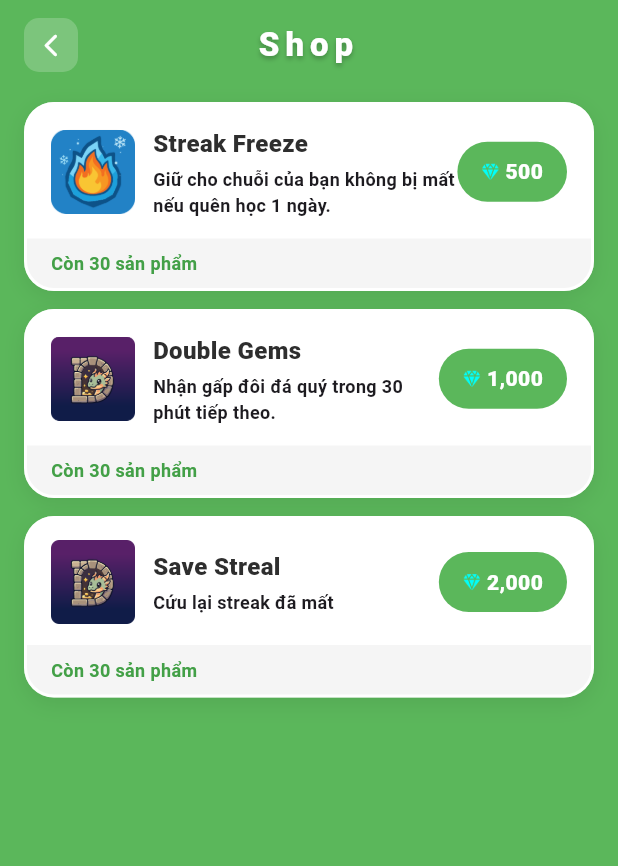
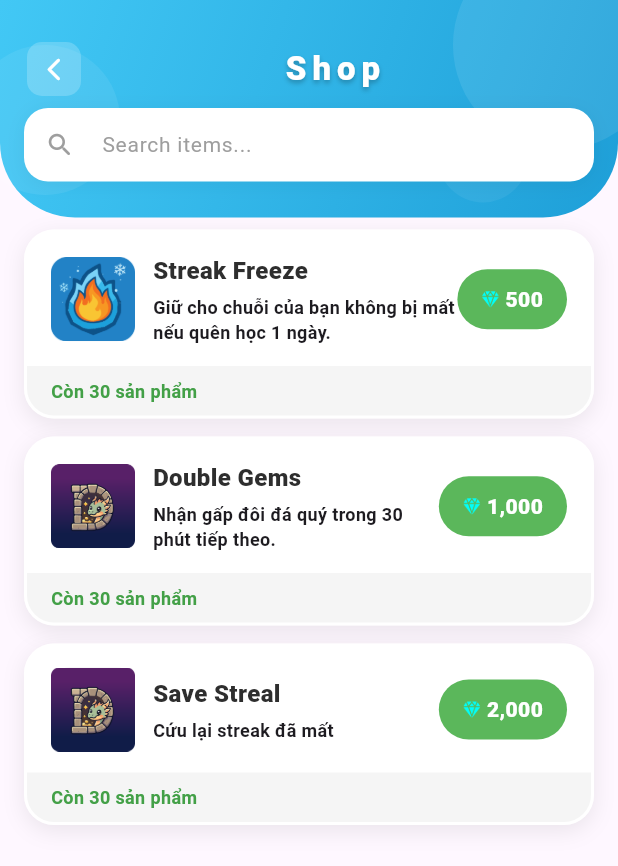
Before and after one commit to ScrotJame/App_1, a Flutter app: the ShopPage screen opened directly, on a phone screen of 412 x 824 dp. Shown: the top 866 px of the screen. Run offline on Flutter 3.47's test engine with Material 3 defaults, Android fonts, the phone set to English and light mode, and no system bars; our stand-ins replace bloc, cloud_firestore, drift, equatable, file_picker, firebase_auth and 11 more; missing offline and left inert: encrypt, file_saver, google_mlkit_text_recognition; accounts and stored records are empty; generated files the repository leaves out were written again.

Commit message:
fix shop

```diff
--- a/lib/page/shop/shop_cubit.dart
+++ b/lib/page/shop/shop_cubit.dart
@@ -3,6 +3,7 @@ import 'package:bloc/bloc.dart';
 import 'package:equatable/equatable.dart';
 import '../../models/items_entity.dart';
 import '../../repository/shop_repository.dart';
+import '../user/inventory/inventory_cubit.dart';
 
 part 'shop_state.dart';
 
@@ -58,6 +59,13 @@ class ShopCubit extends Cubit<ShopState> {
     }
   }
 
+  void onSearchChanged(String query) {
+    emit(state.copyWith(searchQuery: query));
+  }
+
+  void clearSearch() {
+    emit(state.copyWith(searchQuery: ''));
+  }
   void reset() => emit(state.copyWith(
     status: ShopStatus.initial,
     purchasedItemId: null,
--- a/lib/page/shop/shop_page.dart
+++ b/lib/page/shop/shop_page.dart
@@ -1,5 +1,6 @@
 import 'package:flutter/material.dart';
 import 'package:flutter_bloc/flutter_bloc.dart';
+import 'package:google_fonts/google_fonts.dart';
 import 'package:test_abc/commons/app_images.dart';
 import 'package:test_abc/generated/l10n.dart';
 import 'package:test_abc/helper/format_helper.dart';
@@ -7,8 +8,15 @@ import 'package:test_abc/ultis/extension/label_extension.dart';
 import '../../extentions/icon_extension.dart';
 import '../../models/items_entity.dart';
 import '../../repository/shop_repository.dart';
+import '../widgets/app_gradient_header.dart';
 import 'shop_cubit.dart';
 
+const _kBg = Color(0xFFF2F3F7);
+const _kCard = Colors.white;
+const _kGemColor = Color(0xFFFFB300);
+const _kAccent = Color(0xFF42C8F5);
+const _kDark = Color(0xFF1A1A2E);
+const _kGrey = Color(0xFF9E9E9E);
 
 class ShopPage extends StatefulWidget {
   const ShopPage({super.key});
@@ -19,23 +27,26 @@ class ShopPage extends StatefulWidget {
 
 class _ShopPageState extends State<ShopPage> {
   late ShopCubit _cubit;
+  late final TextEditingController _searchCtrl;
 
   @override
   void initState() {
     super.initState();
     _cubit = ShopCubit(context.read<ShopRepository>());
+    _searchCtrl = TextEditingController();
   }
 
   @override
   void dispose() {
     _cubit.close();
+    _searchCtrl.dispose();
     super.dispose();
   }
 
   // ── Handlers ─────────────────────────────────────────────────
 
   void _handleSuccess(String? itemId) {
-    final item = _cubit.state.items.firstWhere(
+    final item = _cubit.state.filteredItems.firstWhere(
           (e) => e.id == itemId,
       orElse: () => ItemsEntity(name: itemId),
     );
@@ -67,7 +78,6 @@ class _ShopPageState extends State<ShopPage> {
     return BlocProvider.value(
       value: _cubit,
       child: Scaffold(
-        backgroundColor: const Color(0xFF5BB75B),
         body: BlocListener<ShopCubit, ShopState>(
           listener: (context, state) {
             if (state.status == ShopStatus.success) {
@@ -76,7 +86,6 @@ class _ShopPageState extends State<ShopPage> {
               _handleError(state.errorMessage);
             }
           },
-          child: SafeArea(
           child: Column(
             children: [
               _buildHeader(),
@@ -85,16 +94,22 @@ class _ShopPageState extends State<ShopPage> {
           ),
         ),
       ),
-      ),
     );
   }
 
   Widget _buildHeader() {
-    return Container(
-      padding: const EdgeInsets.symmetric(horizontal: 16, vertical: 12),
-      child: Row(
+    return AppGradientHeader(
+      height: 145,
+      child: Padding(
+        padding: const EdgeInsets.only(top: 28),
+        child: Column(
           children: [
-          _buildBackButton(),
+            Row(
+              children: [
+                Padding(
+                  padding: const EdgeInsets.symmetric(horizontal: 18),
+                  child: _buildBackButton(),
+                ),
                 Expanded(
                   child: Text(
                     S.of(context).shop.capitalizeWords(),
@@ -112,6 +127,60 @@ class _ShopPageState extends State<ShopPage> {
                 ),
                 const SizedBox(width: 36),
               ],
+            ),
+            const SizedBox(height: 8),
+            _buildSearchBar(),
+          ],
+        ),
+      ),
+    );
+  }
+
+  Widget _buildSearchBar() {
+    return Padding(
+      padding: const EdgeInsets.symmetric(horizontal: 16),
+      child: Container(
+        decoration: BoxDecoration(
+          color: Colors.white,
+          borderRadius: BorderRadius.circular(16),
+          boxShadow: [
+            BoxShadow(
+              color: Colors.black.withOpacity(0.05),
+              blurRadius: 10,
+              offset: const Offset(0, 2),
+            ),
+          ],
+        ),
+        child: TextField(
+          controller: _searchCtrl,
+          onChanged: _cubit.onSearchChanged,
+          style: GoogleFonts.balooBhai2(
+              fontSize: 14, color: _kDark),
+          decoration: InputDecoration(
+            hintText: 'Search items...',
+            hintStyle: GoogleFonts.balooBhai2(
+                fontSize: 14, color: _kGrey),
+            prefixIcon:
+            const Icon(Icons.search_rounded, color: _kGrey, size: 20),
+            suffixIcon: ListenableBuilder(
+              listenable: _searchCtrl,
+              builder: (_, __) =>
+              _searchCtrl.text.isNotEmpty
+                  ? IconButton(
+                icon: const Icon(Icons.close_rounded,
+                    color: _kGrey, size: 18),
+                onPressed: () {
+                  _searchCtrl.clear();
+                  _cubit.clearSearch();
+                },
+              )
+                  : const SizedBox.shrink(),
+            ),
+            border: InputBorder.none,
+            contentPadding:
+            const EdgeInsets.symmetric(horizontal: 16, vertical: 14),
+          ),
+        ),
       ),
     );
   }
@@ -135,14 +204,14 @@ class _ShopPageState extends State<ShopPage> {
     return BlocBuilder<ShopCubit, ShopState>(
       builder: (context, state) {
         // ── Loading lần đầu (chưa có items) ──
-        if (state.status == ShopStatus.loading && state.items.isEmpty) {
+        if (state.status == ShopStatus.loading && state.filteredItems.isEmpty) {
           return const Center(
             child: CircularProgressIndicator(color: Colors.white),
           );
         }
 
         // ── Lỗi và chưa có items ──
-        if (state.status == ShopStatus.error && state.items.isEmpty) {
+        if (state.status == ShopStatus.error && state.filteredItems.isEmpty) {
           return Center(
             child: Column(
               mainAxisSize: MainAxisSize.min,
@@ -165,7 +234,7 @@ class _ShopPageState extends State<ShopPage> {
         }
 
         // ── Không có items ──
-        if (state.items.isEmpty) {
+        if (state.filteredItems.isEmpty) {
           return const Center(
             child: Text(
               'Chưa có sản phẩm nào',
@@ -179,10 +248,10 @@ class _ShopPageState extends State<ShopPage> {
           margin: const EdgeInsets.fromLTRB(16, 8, 16, 16),
           child: ListView.separated(
             physics: const BouncingScrollPhysics(),
-            itemCount: state.items.length,
+            itemCount: state.filteredItems.length,
             separatorBuilder: (_, __) => const SizedBox(height: 12),
             itemBuilder: (context, index) =>
-                _ItemCard(item: state.items[index]),
+                _ItemCard(item: state.filteredItems[index]),
           ),
         );
       },
--- a/lib/page/shop/shop_state.dart
+++ b/lib/page/shop/shop_state.dart
@@ -5,7 +5,8 @@ enum ShopStatus { initial, loading, success, error }
 class ShopState extends Equatable {
   final ShopStatus status;
   final List<ItemsEntity> items;
-  final String? purchasedItemId;   // id của item vừa mua (thay DealTier)
+  final String? purchasedItemId;
+  final String searchQuery;
   final String? errorMessage;
 
   const ShopState({
@@ -13,6 +14,7 @@ class ShopState extends Equatable {
     this.items = const [],
     this.purchasedItemId,
     this.errorMessage,
+    this.searchQuery = '',
   });
 
   ShopState copyWith({
@@ -20,15 +22,32 @@ class ShopState extends Equatable {
     List<ItemsEntity>? items,
     String? purchasedItemId,
     String? errorMessage,
+    String? searchQuery,
   }) {
     return ShopState(
       status: status ?? this.status,
       items: items ?? this.items,
       purchasedItemId: purchasedItemId ?? this.purchasedItemId,
       errorMessage: errorMessage ?? this.errorMessage,
+      searchQuery: searchQuery ?? this.searchQuery
     );
   }
 
+  List<ItemsEntity> get filteredItems {
+    if (searchQuery.trim().isEmpty) return items;
+    final q = searchQuery.trim().toLowerCase();
+    return items.where((i) {
+      final name = i.name?.toLowerCase() ?? '';
+      final desc = i.description?.toLowerCase() ?? '';
+      return name.contains(q) || desc.contains(q);
+    }).toList();
+  }
+
   @override
-  List<Object?> get props => [status, items, purchasedItemId, errorMessage];
+  List<Object?> get props => [
+    status,
+    items,
+    purchasedItemId,
+    errorMessage,
+    searchQuery];
 }
```
Lines whose indentation alone changed are shown as unchanged.
